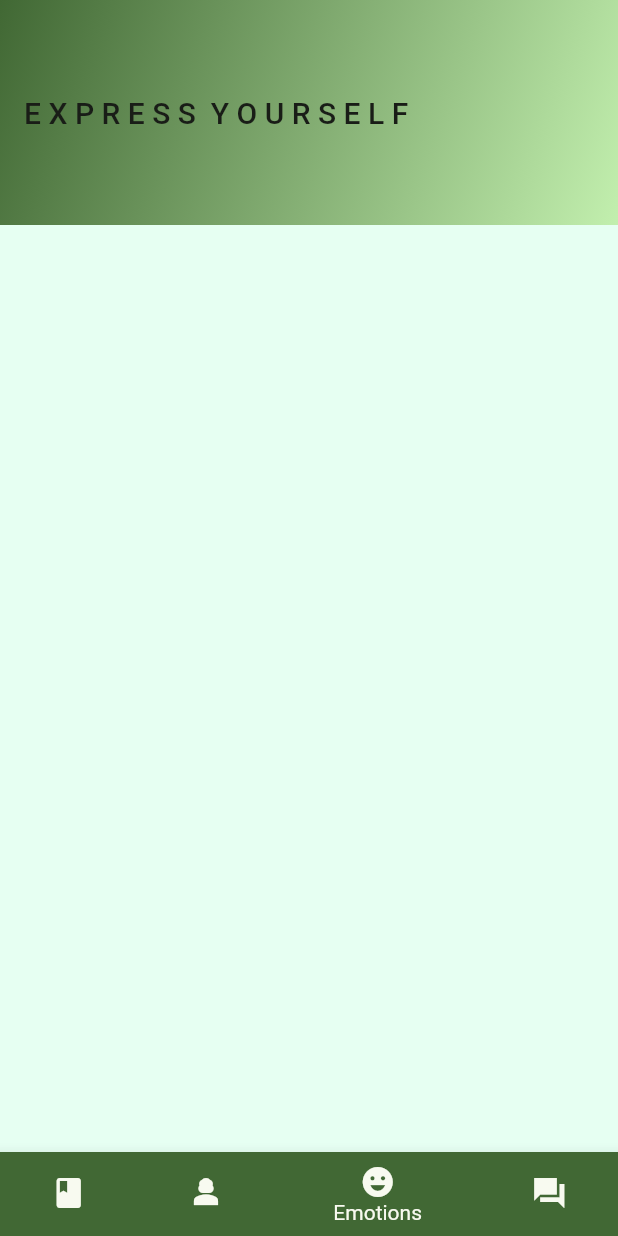
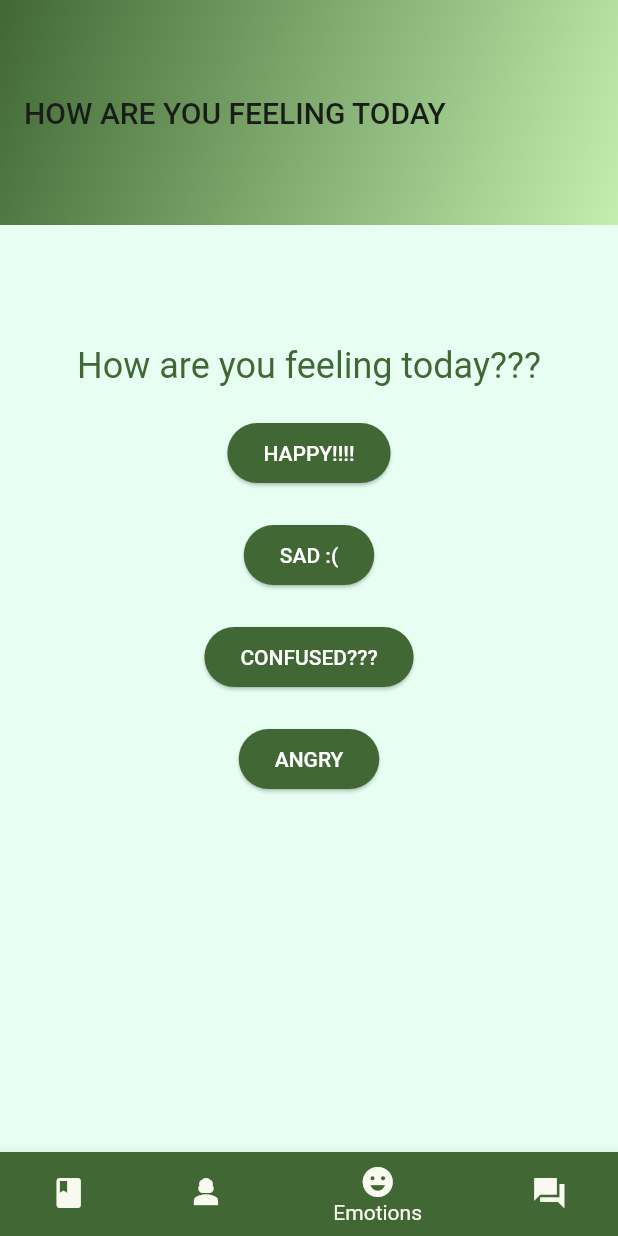
Before and after one commit to ArchedEquation/Secret_diary, a Flutter app: the screen it shows once a user with an empty profile is signed in, item 3 of the bottom bar chosen, on a phone screen of 412 x 824 dp. Run offline on Flutter 3.47's test engine with Material 2 defaults, Android fonts, the phone set to English and light mode, and no system bars; our stand-ins replace cloud_firestore, firebase_auth, firebase_core, firebase_storage, image_picker; missing offline and left inert: firebase_core_dart; accounts and stored records are empty.

Commit message:
basic styling of the emotions page

```diff
--- a/lib/screens/about_you.dart
+++ b/lib/screens/about_you.dart
@@ -18,7 +18,7 @@ class _AboutYouScreenState extends State<AboutYouScreen> {
       backgroundColor: const Color(0xffe6fff2),
       appBar: AppBar(
         toolbarHeight: 150,
-        title: const Text('E X P R E S S  Y O U R S E L F'),
+        title: const Text('P  R  O  F  I  L  E'),
         flexibleSpace: Container(
           decoration: BoxDecoration(
             gradient: LinearGradient(
--- a/lib/screens/emotion.dart
+++ b/lib/screens/emotion.dart
@@ -15,7 +15,7 @@ class _EmotionScreenState extends State<EmotionScreen> {
         backgroundColor: const Color(0xffe6fff2),
         appBar: AppBar(
           toolbarHeight: 150,
-        title: const Text('E X P R E S S  Y O U R S E L F'),
+          title: const Text('HOW ARE YOU FEELING TODAY'),
           flexibleSpace: Container(
             decoration: BoxDecoration(
               gradient: LinearGradient(
@@ -29,6 +29,69 @@ class _EmotionScreenState extends State<EmotionScreen> {
             ),
           ),
         ),
-    );
+        body: Center(
+          child: Column(
+            children: [
+              Transform(
+                transform: Matrix4.translationValues(0, 80, 0),
+                child: Text(
+                  "How are you feeling today???",
+                  textAlign: TextAlign.center,
+                  style: TextStyle(
+                      color: Theme.of(context).colorScheme.primary,
+                      fontSize: 24),
+                ),
+              ),
+              Transform(
+                transform: Matrix4.translationValues(0, 100, 0),
+                child: ElevatedButton(
+                  onPressed: () {},
+                  style: ElevatedButton.styleFrom(
+                      backgroundColor: Theme.of(context).colorScheme.primary),
+                  child: const Text(
+                    "HAPPY!!!!",
+                    style: TextStyle(color: Colors.white),
+                  ),
+                ),
+              ),
+              Transform(
+                transform: Matrix4.translationValues(0, 120, 0),
+                child: ElevatedButton(
+                  onPressed: () {},
+                  style: ElevatedButton.styleFrom(
+                      backgroundColor: Theme.of(context).colorScheme.primary),
+                  child: const Text(
+                    "SAD :(",
+                    style: TextStyle(color: Colors.white),
+                  ),
+                ),
+              ),
+              Transform(
+                transform: Matrix4.translationValues(0, 140, 0),
+                child: ElevatedButton(
+                  onPressed: () {},
+                  style: ElevatedButton.styleFrom(
+                      backgroundColor: Theme.of(context).colorScheme.primary),
+                  child: const Text(
+                    "CONFUSED???",
+                    style: TextStyle(color: Colors.white),
+                  ),
+                ),
+              ),
+              Transform(
+                transform: Matrix4.translationValues(0, 160, 0),
+                child: ElevatedButton(
+                  onPressed: () {},
+                  style: ElevatedButton.styleFrom(
+                      backgroundColor: Theme.of(context).colorScheme.primary),
+                  child:  const Text(
+                    "ANGRY",
+                    style: TextStyle(color: Colors.white),
+                  ),
+                ),
+              ),
+            ],
+          ),
+        ));
   }
 }
```
Lines whose indentation alone changed are shown as unchanged.
